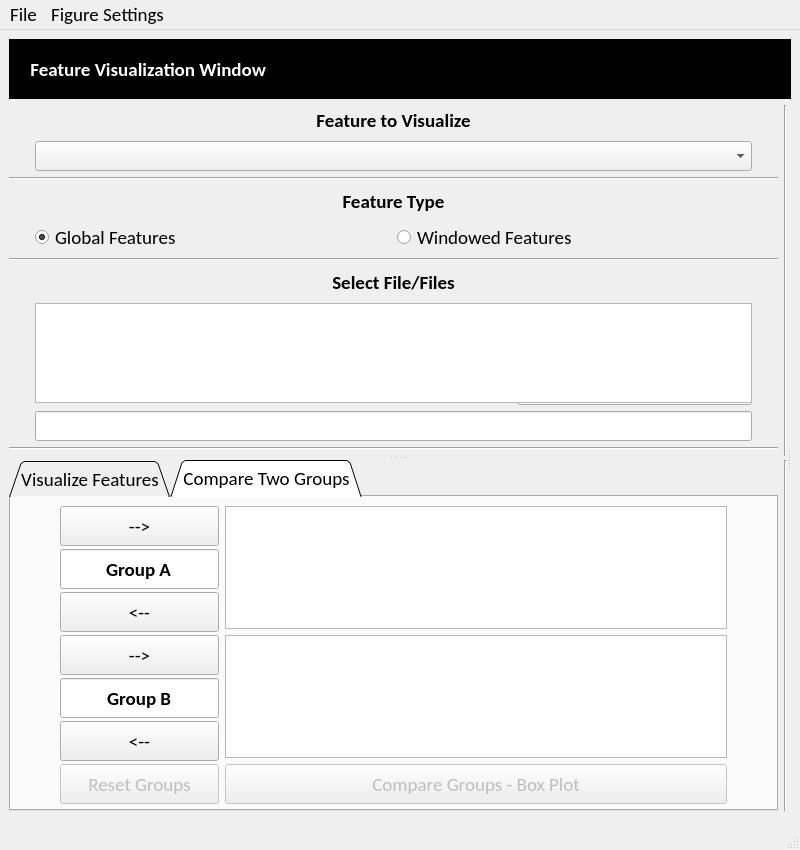
Qt form EEG_COMET/ui/FeatureVisualizationWindow.ui (eeg-comet/eeg-comet) before a commit.
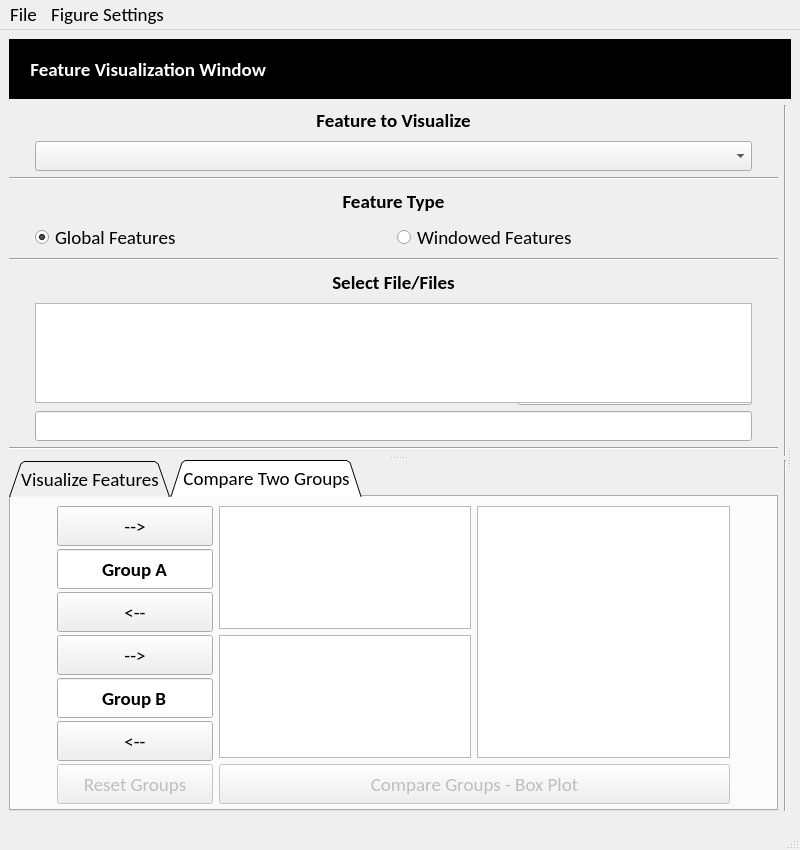
The same form after that commit. The open tabs and pages were chosen to show the change.

Commit message: added statistical test within study

```diff
--- a/EEG_COMET/ui/FeatureVisualizationWindow.ui
+++ b/EEG_COMET/ui/FeatureVisualizationWindow.ui
@@ -1051,42 +1051,6 @@
                </property>
               </widget>
              </item>
-             <item row="6" column="2">
-              <widget class="QPushButton" name="plot_groups_button">
-               <property name="enabled">
-                <bool>false</bool>
-               </property>
-               <property name="sizePolicy">
-                <sizepolicy hsizetype="Preferred" vsizetype="Preferred">
-                 <horstretch>0</horstretch>
-                 <verstretch>0</verstretch>
-                </sizepolicy>
-               </property>
-               <property name="minimumSize">
-                <size>
-                 <width>0</width>
-                 <height>40</height>
-                </size>
-               </property>
-               <property name="maximumSize">
-                <size>
-                 <width>16777215</width>
-                 <height>60</height>
-                </size>
-               </property>
-               <property name="font">
-                <font>
-                 <pointsize>14</pointsize>
-                </font>
-               </property>
-               <property name="cursor">
-                <cursorShape>PointingHandCursor</cursorShape>
-               </property>
-               <property name="text">
-                <string>Compare Groups - Box Plot</string>
-               </property>
-              </widget>
-             </item>
              <item row="3" column="2" rowspan="3">
               <widget class="QListWidget" name="group_b_files_list">
                <property name="sizePolicy">
@@ -1126,6 +1090,49 @@
                </property>
               </spacer>
              </item>
+             <item row="6" column="2" colspan="2">
+              <widget class="QPushButton" name="plot_groups_button">
+               <property name="enabled">
+                <bool>false</bool>
+               </property>
+               <property name="sizePolicy">
+                <sizepolicy hsizetype="Preferred" vsizetype="Preferred">
+                 <horstretch>0</horstretch>
+                 <verstretch>0</verstretch>
+                </sizepolicy>
+               </property>
+               <property name="minimumSize">
+                <size>
+                 <width>0</width>
+                 <height>40</height>
+                </size>
+               </property>
+               <property name="maximumSize">
+                <size>
+                 <width>16777215</width>
+                 <height>60</height>
+                </size>
+               </property>
+               <property name="font">
+                <font>
+                 <pointsize>14</pointsize>
+                </font>
+               </property>
+               <property name="cursor">
+                <cursorShape>PointingHandCursor</cursorShape>
+               </property>
+               <property name="text">
+                <string>Compare Groups - Box Plot</string>
+               </property>
+              </widget>
+             </item>
+             <item row="0" column="3" rowspan="6">
+              <widget class="QTextEdit" name="compare_groups_textedit">
+               <property name="readOnly">
+                <bool>true</bool>
+               </property>
+              </widget>
+             </item>
             </layout>
            </widget>
           </widget>
```
The commit also changes 1 other file.
